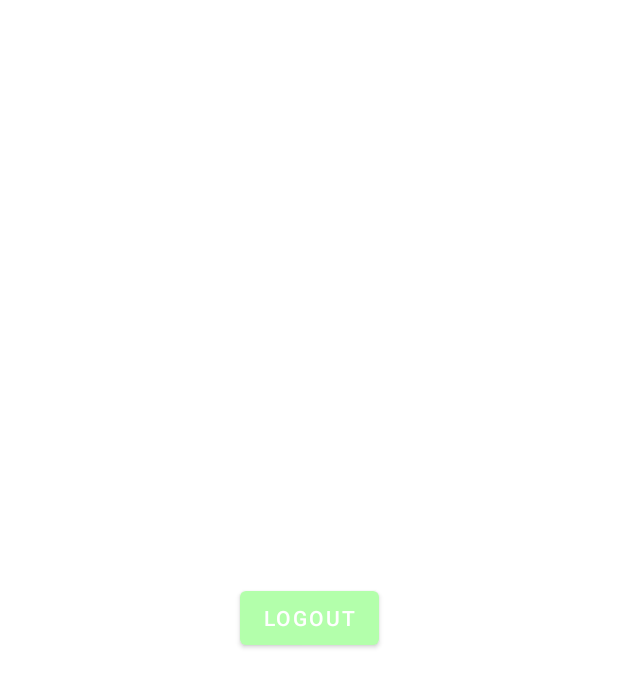
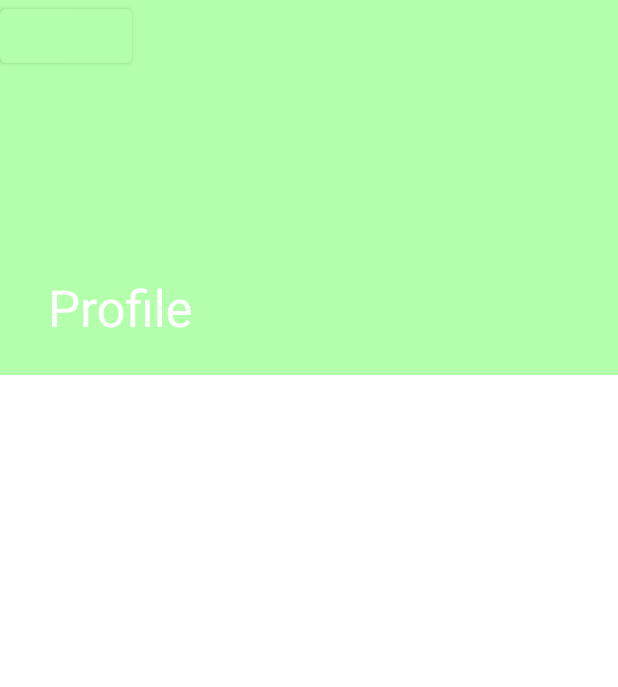
Before and after one commit to Bhavana-Jami/To_the_future_new, an Android app: the dashboard screen opened directly, with no data from a screen before it, on a phone screen of 412 x 824 dp. Shown: the top 687 px of the screen. Run offline under Robolectric (Android 15) with nearby library versions, the phone set to English and light mode, and no system bars; our stand-ins replace Firebase (no records; nobody signed in at launch, a user with empty details on screens opened directly).

Commit message:
successful google sign in

```diff
--- a/app/build.gradle
+++ b/app/build.gradle
@@ -37,5 +37,8 @@ dependencies {
     implementation 'com.google.firebase:firebase-auth:19.4.0'
     implementation 'com.google.android.gms:play-services-auth:18.1.0'
 
+    implementation 'com.github.bumptech.glide:glide:4.11.0'
+    annotationProcessor 'com.github.bumptech.glide:compiler:4.11.0'
+
 
 }
--- a/app/src/main/AndroidManifest.xml
+++ b/app/src/main/AndroidManifest.xml
@@ -1,7 +1,7 @@
 <?xml version="1.0" encoding="utf-8"?>
 <manifest xmlns:android="http://schemas.android.com/apk/res/android"
     package="com.example.write_a_letter_to_future">
-
+<uses-permission android:name="android.permission.INTERNET"/>
     <application
         android:allowBackup="true"
         android:icon="@mipmap/ic_launcher"
--- a/app/src/main/java/com/example/write_a_letter_to_future/dashboard.java
+++ b/app/src/main/java/com/example/write_a_letter_to_future/dashboard.java
@@ -1,41 +1,95 @@
 package com.example.write_a_letter_to_future;
 
+import androidx.annotation.NonNull;
 import androidx.appcompat.app.AppCompatActivity;
 
 import android.content.Intent;
+import android.media.Image;
+import android.net.Uri;
 import android.os.Bundle;
 import android.view.View;
 import android.widget.Button;
+import android.widget.ImageView;
 import android.widget.TextView;
+import android.widget.Toast;
 
+import com.bumptech.glide.Glide;
 import com.google.android.gms.auth.api.signin.GoogleSignIn;
 import com.google.android.gms.auth.api.signin.GoogleSignInAccount;
+import com.google.android.gms.auth.api.signin.GoogleSignInClient;
+import com.google.android.gms.auth.api.signin.GoogleSignInOptions;
+import com.google.android.gms.tasks.OnCompleteListener;
+import com.google.android.gms.tasks.Task;
 import com.google.firebase.auth.FirebaseAuth;
 
+import org.w3c.dom.Text;
+
+import static com.google.android.gms.auth.api.signin.GoogleSignInOptions.DEFAULT_SIGN_IN;
+
 public class dashboard extends AppCompatActivity {
-    Button logout;
-    TextView name,mail;
+    TextView user_name,user_mail;
+    ImageView user_profile;
+    Button user_logout;
+    GoogleSignInClient GoogleSignInClient;
+
     @Override
     protected void onCreate(Bundle savedInstanceState) {
         super.onCreate(savedInstanceState);
         setContentView(R.layout.activity_dashboard);
-        logout=(Button)findViewById(R.id.logout_btn);
-        name=(TextView)findViewById(R.id.name);
-        mail=(TextView)findViewById(R.id.mail);
-
-        /*GoogleSignInAccount signInAccount= GoogleSignIn.getLastSignedInAccount(this);
-        if(signInAccount!=null){
-            name.setText(signInAccount.getDisplayName());
-            mail.setText(signInAccount.getEmail());
-        }
-
-        logout.setOnClickListener(new View.OnClickListener() {
+        user_name = (TextView) findViewById(R.id.name);
+        user_mail = (TextView) findViewById(R.id.email);
+        user_profile = (ImageView) findViewById(R.id.profile);
+        user_logout = (Button) findViewById(R.id.logout_btn);
+        //for signout
+       /* user_logout.setOnClickListener(new View.OnClickListener() {
             @Override
             public void onClick(View view) {
-                FirebaseAuth.getInstance().signOut();
-                Intent intent=new Intent(getApplicationContext(),MainActivity.class);
-                startActivity(intent);
+                switch (view.getId()) {
+                    // ...
+                    case R.id.user_logout:
+                        signOut();
+                        break;
+                    // ...
+                }
             }
         });*/
+        GoogleSignInOptions gso=new GoogleSignInOptions.Builder(GoogleSignInOptions.DEFAULT_SIGN_IN)
+                .requestEmail()
+                .build();
+
+        GoogleSignInClient=GoogleSignIn.getClient(this,gso);
+
+        //***To get the user information
+
+        GoogleSignInAccount acct = GoogleSignIn.getLastSignedInAccount(dashboard.this);
+
+        if (acct != null) {
+            String personName = acct.getDisplayName();
+            String personEmail = acct.getEmail();
+            Uri personPhoto = acct.getPhotoUrl();
+            //Setting the above variables to our textview fields
+            user_name.setText(personName);
+            user_mail.setText(personEmail);
+            Glide.with(this).load(new String().valueOf(personPhoto)).into(user_profile);//for getting the image..
+        }
+        user_logout.setOnClickListener(new View.OnClickListener() {
+            @Override
+            public void onClick(View view) {
+                signOut();
+            }
+        });
+
+
+    }
+    private void signOut(){
+        GoogleSignInClient.signOut()
+                .addOnCompleteListener(this, new OnCompleteListener<Void>() {
+                    @Override
+                    public void onComplete(@NonNull Task<Void> task) {
+                        Toast.makeText(dashboard.this, "Successfully signedout", Toast.LENGTH_SHORT).show();
+                        startActivity(new Intent(dashboard.this,MainActivity.class));
+                        finish();
+                    }
+                });
     }
 }
--- a/app/src/main/res/layout/activity_dashboard.xml
+++ b/app/src/main/res/layout/activity_dashboard.xml
@@ -1,36 +1,58 @@
 <?xml version="1.0" encoding="utf-8"?>
-<androidx.constraintlayout.widget.ConstraintLayout xmlns:android="http://schemas.android.com/apk/res/android"
+<androidx.coordinatorlayout.widget.CoordinatorLayout xmlns:android="http://schemas.android.com/apk/res/android"
     xmlns:app="http://schemas.android.com/apk/res-auto"
     xmlns:tools="http://schemas.android.com/tools"
     android:layout_width="match_parent"
     android:layout_height="match_parent"
     tools:context=".dashboard">
+    <com.google.android.material.appbar.AppBarLayout
+        android:id="@+id/appbarlayout"
+        android:layout_width="match_parent"
+        android:layout_height="wrap_content"
+        android:theme="@style/ThemeOverlay.AppCompat.Dark.ActionBar">
+        <com.google.android.material.appbar.CollapsingToolbarLayout
+            android:layout_width="match_parent"
+            android:layout_height="wrap_content"
+            app:layout_scrollFlags="scroll|snap|exitUntilCollapsed"
+            app:contentScrim="@color/colorPrimaryDark"
+            app:title="Profile">
 
-    <TextView
-        android:id="@+id/name"
-        android:layout_width="8dp"
-        android:layout_height="14dp"
-        app:layout_constraintBottom_toTopOf="@+id/logout_btn"
-        app:layout_constraintEnd_toEndOf="parent"
-        app:layout_constraintStart_toStartOf="parent"
-        app:layout_constraintTop_toTopOf="parent" />
+            <ImageView
+                android:layout_width="match_parent"
+                android:layout_height="250dp">
+            </ImageView>
+            <TextView
+                android:id="@+id/name"
+                android:layout_width="wrap_content"
+                android:layout_height="wrap_content"/>
+            <TextView
+                android:id="@+id/email"
+                android:layout_width="wrap_content"
+                android:layout_height="wrap_content"/>
+            <ImageView
+                android:id="@+id/profile"
+                android:layout_width="wrap_content"
+                android:layout_height="wrap_content"/>
+            <Button
+                android:id="@+id/logout_btn"
+                android:layout_width="wrap_content"
+                android:layout_height="wrap_content"/>
 
-    <TextView
-        android:id="@+id/mail"
-        android:layout_width="wrap_content"
+            <androidx.appcompat.widget.Toolbar
+                android:layout_width="match_parent"
+                android:layout_height="?attr/actionBarSize"
+                app:popupTheme="@style/ThemeOverlay.AppCompat.Dark"/>
+        </com.google.android.material.appbar.CollapsingToolbarLayout>
+
+    </com.google.android.material.appbar.AppBarLayout>
+    <androidx.core.widget.NestedScrollView
+        android:layout_width="match_parent"
         android:layout_height="wrap_content"
-        app:layout_constraintBottom_toTopOf="@+id/name"
-        app:layout_constraintEnd_toEndOf="parent"
-        app:layout_constraintStart_toStartOf="parent"
-        app:layout_constraintTop_toTopOf="parent" />
+        app:layout_behavior="@string/appbar_scrolling_view_behavior">
+        <androidx.cardview.widget.CardView
+            android:layout_width="wrap_content"
+            android:layout_height="match_parent"/>
 
-    <Button
-        android:id="@+id/logout_btn"
-        android:layout_width="wrap_content"
-        android:layout_height="wrap_content"
-        android:text="logout"
-        app:layout_constraintBottom_toBottomOf="parent"
-        app:layout_constraintEnd_toEndOf="parent"
-        app:layout_constraintStart_toStartOf="parent"
-        app:layout_constraintTop_toTopOf="parent" />
-</androidx.constraintlayout.widget.ConstraintLayout>
+    </androidx.core.widget.NestedScrollView>
+
+</androidx.coordinatorlayout.widget.CoordinatorLayout>
--- a/app/src/main/res/values/strings.xml
+++ b/app/src/main/res/values/strings.xml
@@ -1,3 +1,4 @@
 <resources>
     <string name="app_name">To the future</string>
+    <string name="lorem">lorem ajcshdfbdbsdhbfsdfhfb sdfa sdfhbsdjhfvas djkfdshgfshdgfk sjfj kthis is the way an the only way that i can tell u ksjdfkjsdfksdjhf</string>
 </resources>
```
Also changed, not shown: app/src/main/java/com/example/write_a_letter_to_future/MainActivity.java (+69 -30 lines), app/src/main/res/drawable/custom_signin_buttom.xml (added, +9 -0 lines), app/src/main/res/drawable/ic_baseline_person_24.xml (added, +10 -0 lines), app/src/main/res/drawable/user.xml (added, +10 -0 lines), app/src/main/res/layout/activity_main.xml (+12 -12 lines).
